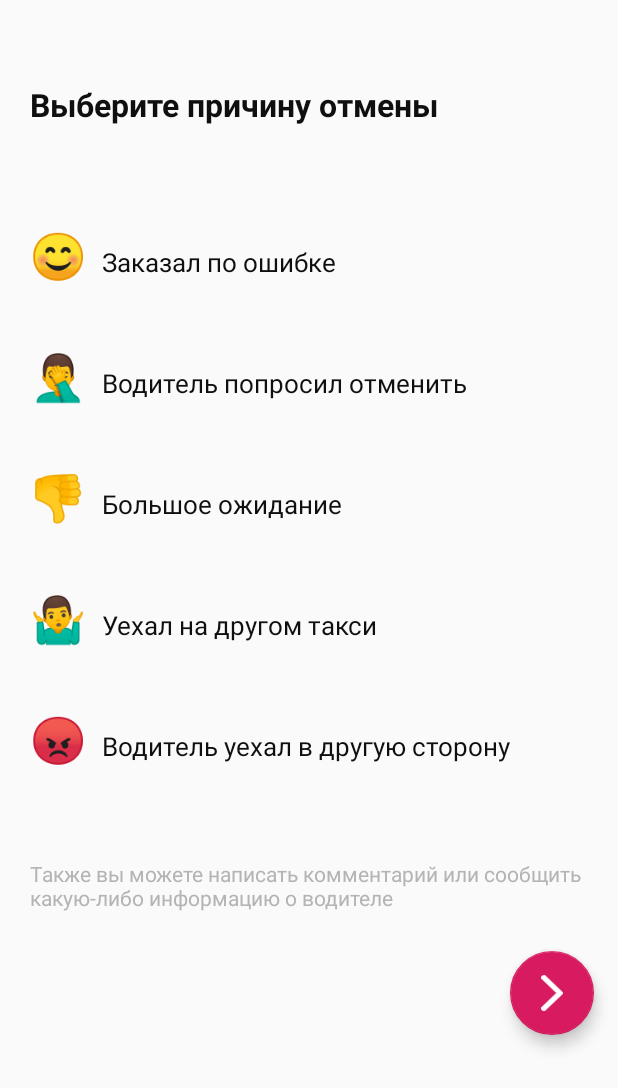
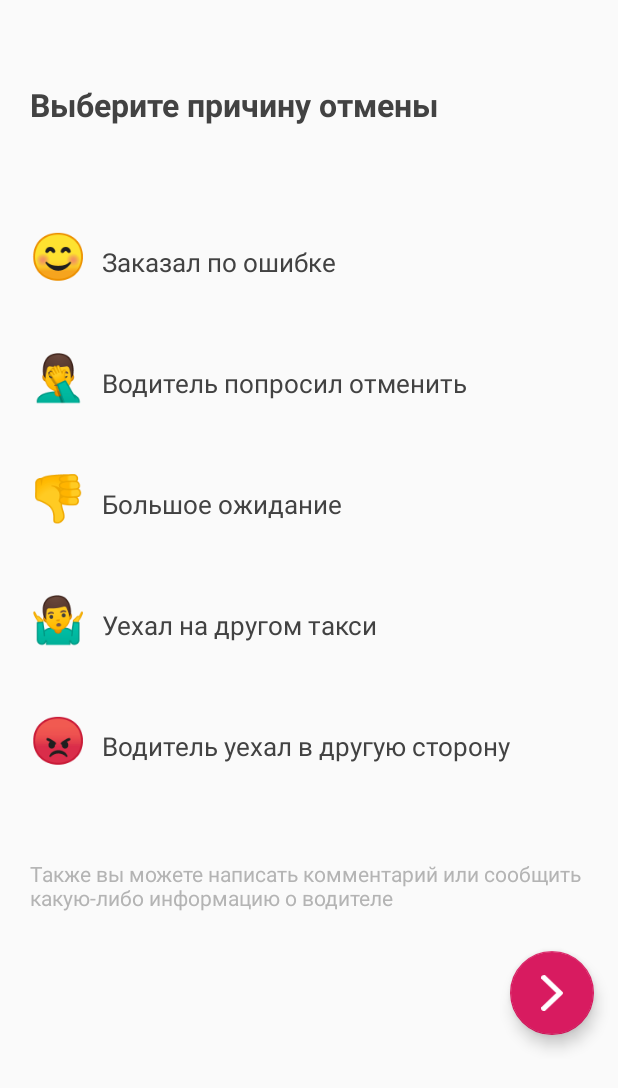
Before and after one commit to aytoku/android, an Android app: the layout reason_for_rejection.xml on its own in the app's theme, with its tools: preview values and no code run, on a phone screen of 412 x 824 dp. Shown: the top 1088 px of the screen. Run offline under Robolectric (Android 15) with nearby library versions, the phone set to English and light mode, and no system bars.

```diff
--- a/app/src/main/res/layout/reason_for_rejection.xml
+++ b/app/src/main/res/layout/reason_for_rejection.xml
@@ -1,6 +1,7 @@
 <?xml version="1.0" encoding="utf-8"?>
 <androidx.coordinatorlayout.widget.CoordinatorLayout xmlns:android="http://schemas.android.com/apk/res/android"
     xmlns:app="http://schemas.android.com/apk/res-auto"
+    xmlns:tools="http://schemas.android.com/tools"
     android:orientation="vertical"
     android:layout_width="match_parent"
     android:layout_height="match_parent">
@@ -21,8 +22,8 @@
             android:text="Выберите причину отмены"
             android:textStyle="bold"
             android:paddingTop="55dp"
-            android:textSize="21dp"
-            android:textColor="@color/my_black"
+            android:textSize="21sp"
+            android:textColor="#424242"
             android:paddingLeft="20dp"/>
 
         <LinearLayout
@@ -47,7 +48,7 @@
                     android:paddingLeft="10dp"
                     android:text="Заказал по ошибке"
                     android:textSize="17sp"
-                    android:textColor="@color/my_black"/>
+                    android:textColor="#424242"/>
 
 
             </LinearLayout>
@@ -70,7 +71,7 @@
                     android:paddingLeft="10dp"
                     android:text="Водитель попросил отменить"
                     android:textSize="17sp"
-                    android:textColor="@color/my_black"/>
+                    android:textColor="#424242"/>
 
 
             </LinearLayout>
@@ -95,7 +96,7 @@
                     android:paddingLeft="10dp"
                     android:text="Большое ожидание"
                     android:textSize="17sp"
-                    android:textColor="@color/my_black"/>
+                    android:textColor="#424242"/>
 
 
 
@@ -121,7 +122,7 @@
                     android:paddingLeft="10dp"
                     android:text="Уехал на другом такси"
                     android:textSize="17sp"
-                    android:textColor="@color/my_black"/>
+                    android:textColor="#424242"/>
 
 
 
@@ -147,7 +148,7 @@
                     android:paddingLeft="10dp"
                     android:text="Водитель уехал в другую сторону"
                     android:textSize="17sp"
-                    android:textColor="@color/my_black"/>
+                    android:textColor="#424242"/>
 
 
 
@@ -167,7 +168,7 @@
                     android:paddingBottom="10dp"
                     android:text="Также вы можете написать комментарий или сообщить какую-либо информацию о водителе"
                     android:textSize="14sp"
-                    android:textColor="@color/my_B4B4B4"/>
+                    android:textColor="#B4B4B4"/>
 
 
 
@@ -184,8 +185,7 @@
                     app:srcCompat="@drawable/icon_vector"
                     android:contentDescription="@string/submit"
                     android:background="@color/my_FC5C58"
-
-                    />
+                    tools:ignore="VectorDrawableCompat" />
 
 
 
```
